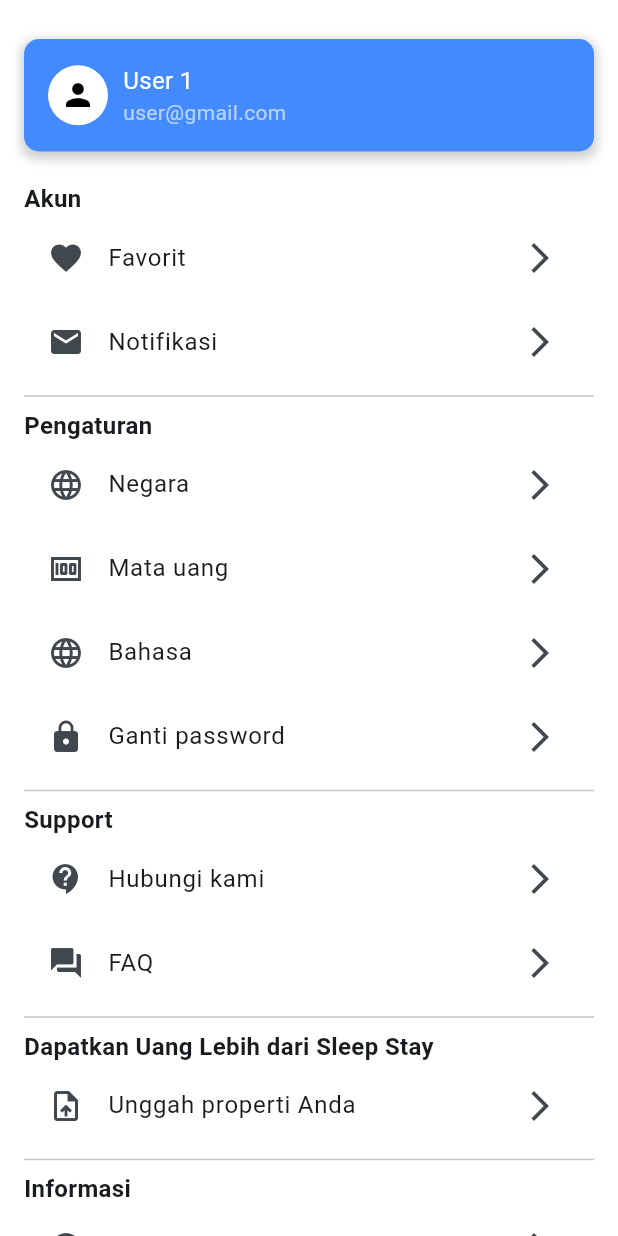
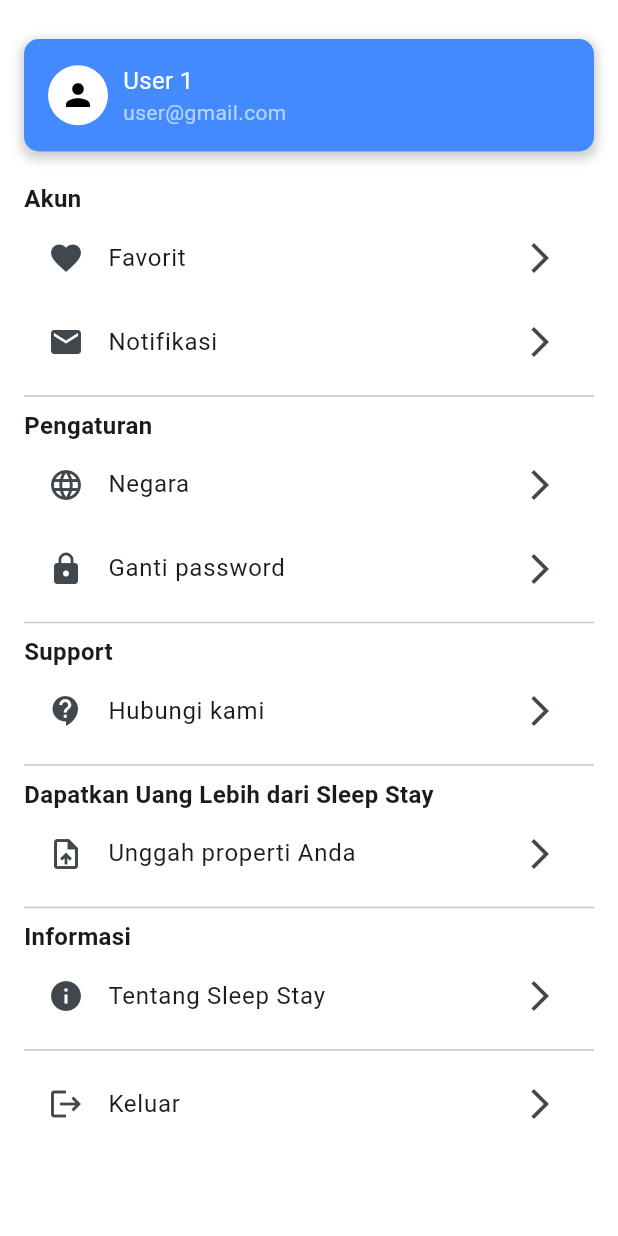
Before and after one commit to Lintang-G/flutter-project-1, a Flutter app: the ClientIdPage screen opened directly, after a tap on the "arrow back" icon, on a phone screen of 412 x 824 dp. Run offline on Flutter 3.47's test engine with Material 3 defaults, Android fonts, the phone set to English and light mode, and no system bars.

Commit message:
2/18/2025

```diff
--- a/lib/accountmanagement.dart
+++ b/lib/accountmanagement.dart
@@ -1,20 +1,62 @@
 import 'package:flutter/material.dart';
-import 'main.dart';
 import 'signup.dart';
 import 'accountdetail.dart';
 import 'country.dart';
 import 'favorite.dart';
 import 'EditPassword.dart';
 import 'notification.dart';
+import 'saved.dart';
+import 'help.dart';
 import 'daftar.dart';
 
-class MyApp extends StatelessWidget {
+void main() {
+  runApp(MyApp());
+}
+
+class MyApp extends StatefulWidget {
+  @override
+  _MyAppState createState() => _MyAppState();
+}
+
+class _MyAppState extends State<MyApp> {
+  int _selectedIndex = 0;
+
+  final List<Widget> _pages = [
+    Center(child: Text('Search Page')),
+    SavedPage(),
+    Help(),
+    MenuScreen(),
+  ];
+
+  void _onItemTapped(int index) {
+    setState(() {
+      _selectedIndex = index;
+    });
+  }
+
   @override
   Widget build(BuildContext context) {
     return MaterialApp(
       debugShowCheckedModeBanner: false,
       title: 'Navigation Menu',
-      home: MenuScreen(),
+      home: Scaffold(
+        body: _pages[_selectedIndex],
+        bottomNavigationBar: BottomNavigationBar(
+          currentIndex: _selectedIndex,
+          onTap: _onItemTapped,
+          backgroundColor: Colors.pink[100],
+          selectedItemColor: Colors.black,
+          unselectedItemColor: Colors.grey,
+          showSelectedLabels: false,
+          showUnselectedLabels: false,
+          items: const [
+            BottomNavigationBarItem(icon: Icon(Icons.search), label: 'Search'),
+            BottomNavigationBarItem(icon: Icon(Icons.bookmark_border), label: 'Save'),
+            BottomNavigationBarItem(icon: Icon(Icons.chat_bubble_outline), label: 'Help'),
+            BottomNavigationBarItem(icon: Icon(Icons.person_outline), label: 'Profile'),
+          ],
+        ),
+      ),
     );
   }
 }
@@ -22,9 +64,7 @@ class MyApp extends StatelessWidget {
 void navigateTo(BuildContext context, Widget page) {
   Navigator.push(
     context,
-    MaterialPageRoute(
-      builder: (context) => page,
-    ),
+    MaterialPageRoute(builder: (context) => page),
   );
 }
 
@@ -38,7 +78,7 @@ class MenuScreen extends StatelessWidget {
         children: [
           SizedBox(height: 10),
           GestureDetector(
-            onTap: () => navigateTo(context, detail()),
+            onTap: () => navigateTo(context, detail()), // Make sure this widget exists
             child: Container(
               padding: EdgeInsets.all(16.0),
               decoration: BoxDecoration(
@@ -100,22 +140,10 @@ class MenuScreen extends StatelessWidget {
             onTap: () => navigateTo(context, NegaraPage()),
           ),
           ListTile(
-            leading: Icon(Icons.money),
-            trailing: Icon(Icons.arrow_forward_ios),
-            title: Text('Mata uang'),
-            onTap: () => navigateTo(context, Main()),
-          ),
-          ListTile(
-            leading: Icon(Icons.language),
-            trailing: Icon(Icons.arrow_forward_ios),
-            title: Text('Bahasa'),
-            onTap: () => navigateTo(context, Main()),
-          ),
-          ListTile(
             leading: Icon(Icons.lock),
             trailing: Icon(Icons.arrow_forward_ios),
             title: Text('Ganti password'),
-            onTap: () => navigateTo(context, editPw()),
+            onTap: () => navigateTo(context, editPw()), // Fix this widget
           ),
           Divider(),
           Text('Support', style: TextStyle(fontWeight: FontWeight.bold, fontSize: 16)),
@@ -123,13 +151,7 @@ class MenuScreen extends StatelessWidget {
             leading: Icon(Icons.contact_support),
             trailing: Icon(Icons.arrow_forward_ios),
             title: Text('Hubungi kami'),
-            onTap: () => navigateTo(context, Main()),
-          ),
-          ListTile(
-            leading: Icon(Icons.question_answer),
-            trailing: Icon(Icons.arrow_forward_ios),
-            title: Text('FAQ'),
-            onTap: () => navigateTo(context, Main()),
+            onTap: () => navigateTo(context, Help()),
           ),
           Divider(),
           Text('Dapatkan Uang Lebih dari Sleep Stay', style: TextStyle(fontWeight: FontWeight.bold, fontSize: 16)),
@@ -137,7 +159,7 @@ class MenuScreen extends StatelessWidget {
             leading: Icon(Icons.upload_file),
             trailing: Icon(Icons.arrow_forward_ios),
             title: Text('Unggah properti Anda'),
-            onTap: () => navigateTo(context, ClientIdPage()),
+            onTap: () => navigateTo(context, ClientIdPage()), // Ensure this widget exists
           ),
           Divider(),
           Text('Informasi', style: TextStyle(fontWeight: FontWeight.bold, fontSize: 16)),
@@ -145,19 +167,7 @@ class MenuScreen extends StatelessWidget {
             leading: Icon(Icons.info),
             trailing: Icon(Icons.arrow_forward_ios),
             title: Text('Tentang Sleep Stay'),
-            onTap: () => navigateTo(context, Main()),
-          ),
-          ListTile(
-            leading: Icon(Icons.privacy_tip),
-            trailing: Icon(Icons.arrow_forward_ios),
-            title: Text('Kebijakan privasi'),
-            onTap: () => navigateTo(context, Main()),
-          ),
-          ListTile(
-            leading: Icon(Icons.rule),
-            trailing: Icon(Icons.arrow_forward_ios),
-            title: Text('Syarat & Ketentuan'),
-            onTap: () => navigateTo(context, Main()),
+            onTap: () => navigateTo(context, Help()),
           ),
           Divider(),
           // Keluar Section
--- a/lib/daftar.dart
+++ b/lib/daftar.dart
@@ -41,16 +41,7 @@ class ClientIdPage extends StatelessWidget {
             // Logo dan nama aplikasi
             Column(
               children: [
-                Image.asset('assets/logo.png',width: 150,height: 150,),
-                const SizedBox(height: 8),
-                const Text(
-                  'SLEEP STAY',
-                  style: TextStyle(
-                    fontSize: 20,
-                    fontWeight: FontWeight.bold,
-                    letterSpacing: 2,
-                  ),
-                ),
+                Image.asset('assets/logo.png',width: 250,height: 250,),
               ],
             ),
             const Spacer(),
--- a/pubspec.yaml
+++ b/pubspec.yaml
@@ -78,6 +78,7 @@ flutter:
     - assets/download.jpeg
     - assets/aryaduta.jpg
     - assets/images2.jpeg
+    - assets/logo.png
   #   - images/a_dot_ham.jpeg
 
   # An image asset can refer to one or more resolution-specific "variants", see
```
Also changed, not shown: lib/main.dart (+13 -2 lines), assets/logo.png (added).
